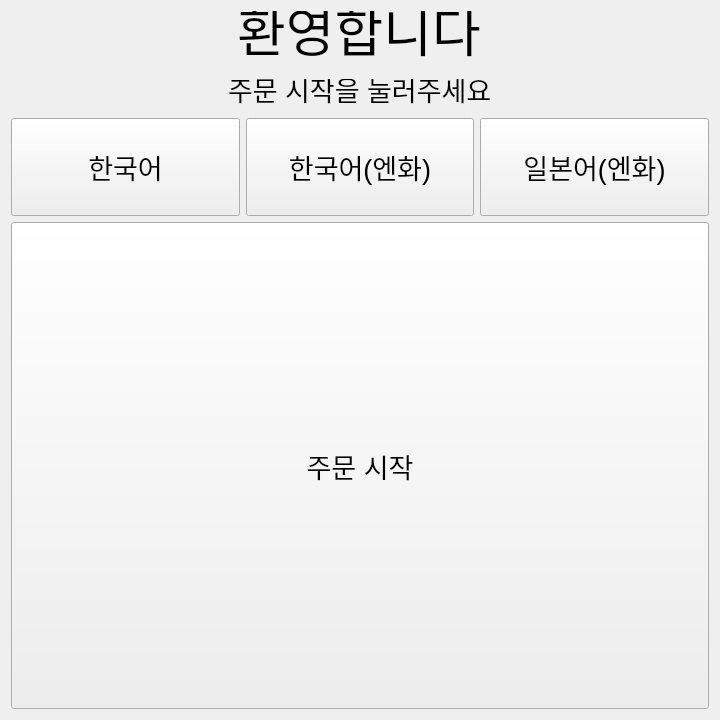
Before: the Qt Designer form my_package/ui/main_menu.ui in Seongeun11/PyPointKiosk, drawn with Qt 5.
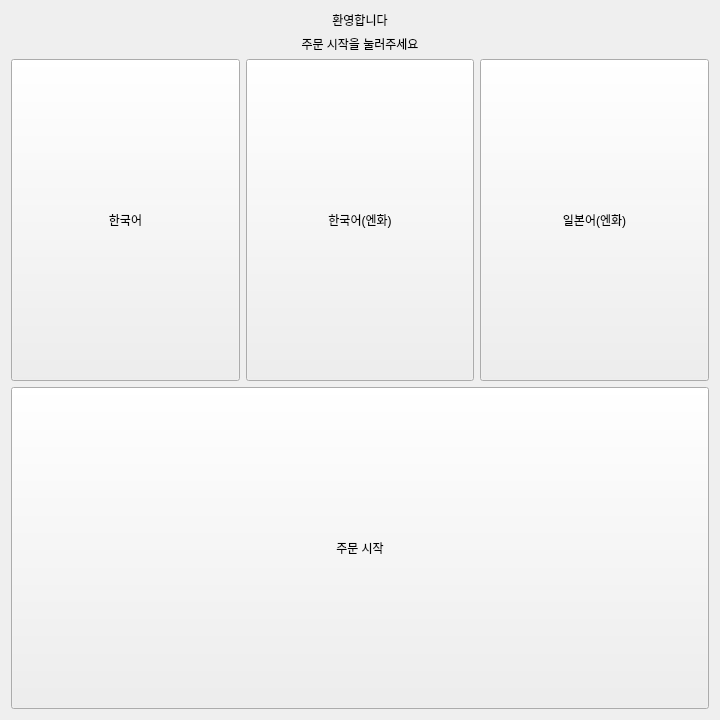
After: the same form once the commit is applied.

Commit message: add ui scaling and text color

```diff
--- a/my_package/ui/main_menu.ui
+++ b/my_package/ui/main_menu.ui
@@ -25,62 +25,24 @@
   <property name="windowTitle">
    <string>Form</string>
   </property>
-  <layout class="QVBoxLayout" name="verticalLayout_4" stretch="0,0,1,5">
+  <layout class="QVBoxLayout" name="verticalLayout_3">
    <item>
     <layout class="QVBoxLayout" name="verticalLayout_2">
      <item>
-      <widget class="QLineEdit" name="le_title">
-       <property name="sizePolicy">
-        <sizepolicy hsizetype="Expanding" vsizetype="Fixed">
-         <horstretch>0</horstretch>
-         <verstretch>0</verstretch>
-        </sizepolicy>
-       </property>
-       <property name="font">
-        <font>
-         <pointsize>40</pointsize>
-        </font>
-       </property>
-       <property name="focusPolicy">
-        <enum>Qt::FocusPolicy::NoFocus</enum>
-       </property>
-       <property name="styleSheet">
-        <string notr="true">background-color: transparent;</string>
-       </property>
+      <widget class="QLabel" name="lb_title">
        <property name="text">
         <string>환영합니다</string>
        </property>
-       <property name="frame">
-        <bool>false</bool>
-       </property>
        <property name="alignment">
         <set>Qt::AlignmentFlag::AlignCenter</set>
        </property>
       </widget>
      </item>
-    </layout>
-   </item>
-   <item>
-    <layout class="QVBoxLayout" name="verticalLayout_3">
      <item>
-      <widget class="QLineEdit" name="le_sub_title">
-       <property name="font">
-        <font>
-         <pointsize>20</pointsize>
-        </font>
-       </property>
-       <property name="focusPolicy">
-        <enum>Qt::FocusPolicy::NoFocus</enum>
-       </property>
-       <property name="styleSheet">
-        <string notr="true">background-color: transparent;</string>
-       </property>
+      <widget class="QLabel" name="lb_subtitle">
        <property name="text">
         <string>주문 시작을 눌러주세요</string>
        </property>
-       <property name="frame">
-        <bool>false</bool>
-       </property>
        <property name="alignment">
         <set>Qt::AlignmentFlag::AlignCenter</set>
        </property>
@@ -98,11 +60,6 @@
          <verstretch>0</verstretch>
         </sizepolicy>
        </property>
-       <property name="font">
-        <font>
-         <pointsize>20</pointsize>
-        </font>
-       </property>
        <property name="focusPolicy">
         <enum>Qt::FocusPolicy::NoFocus</enum>
        </property>
@@ -119,11 +76,6 @@
          <verstretch>0</verstretch>
         </sizepolicy>
        </property>
-       <property name="font">
-        <font>
-         <pointsize>20</pointsize>
-        </font>
-       </property>
        <property name="focusPolicy">
         <enum>Qt::FocusPolicy::NoFocus</enum>
        </property>
@@ -143,11 +95,6 @@
          <verstretch>0</verstretch>
         </sizepolicy>
        </property>
-       <property name="font">
-        <font>
-         <pointsize>20</pointsize>
-        </font>
-       </property>
        <property name="focusPolicy">
         <enum>Qt::FocusPolicy::NoFocus</enum>
        </property>
@@ -171,11 +118,6 @@
          <verstretch>0</verstretch>
         </sizepolicy>
        </property>
-       <property name="font">
-        <font>
-         <pointsize>20</pointsize>
-        </font>
-       </property>
        <property name="focusPolicy">
         <enum>Qt::FocusPolicy::NoFocus</enum>
        </property>
```
The commit also changes 18 other files.
